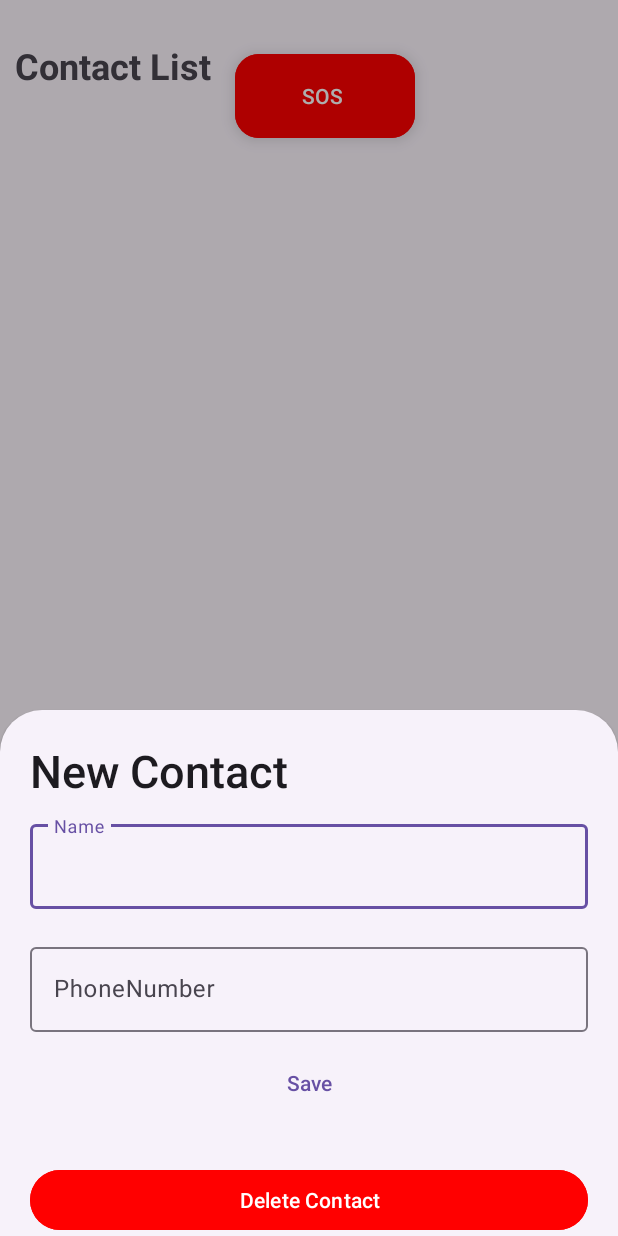
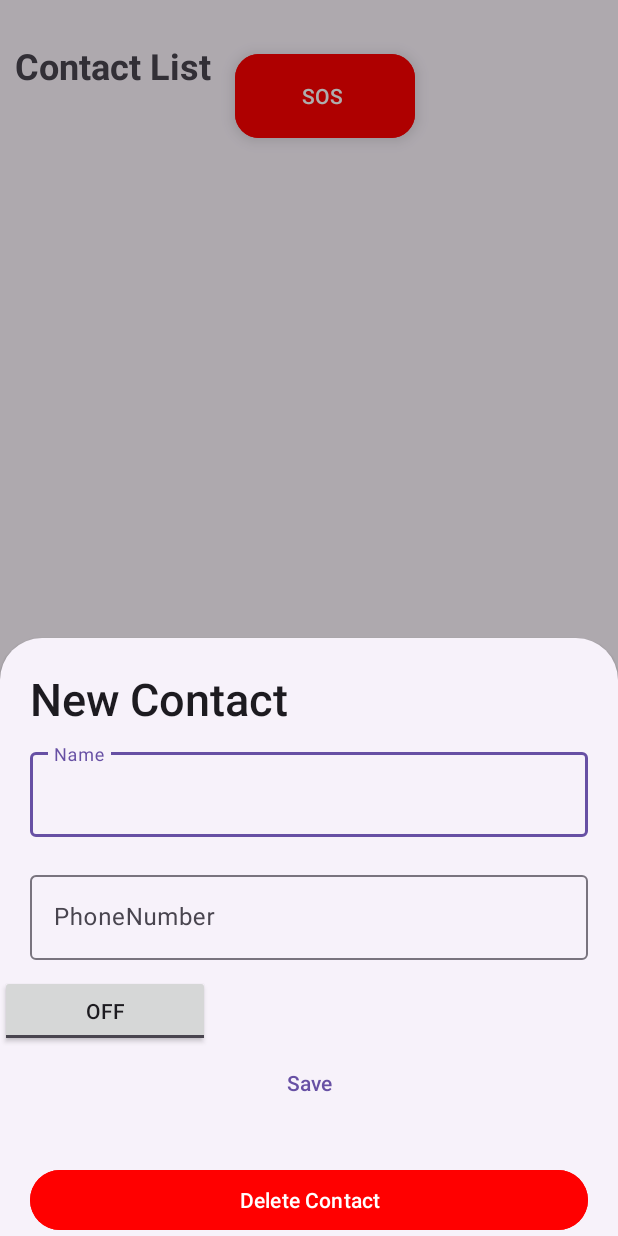
Before and after one commit to samtack045/NightGuide, an Android app: the screen it shows after launch (MainActivity), after a tap on "New", on a phone screen of 412 x 824 dp. Run offline under Robolectric (Android 15) with nearby library versions, the phone set to English and light mode, and no system bars; our stand-ins replace Room's generated code.

Commit message:
notifies contacts when stray from route

```diff
--- a/app/src/main/java/com/example/ng/ContactItem.kt
+++ b/app/src/main/java/com/example/ng/ContactItem.kt
@@ -9,6 +9,7 @@ import java.util.UUID
 class ContactItem(
     @ColumnInfo(name = "name") var name: String,
     @ColumnInfo(name = "number") var num: String,
+    //@ColumnInfo(name = "isEmergencyContact") var isEmergencyContact: Boolean,
     @PrimaryKey(autoGenerate = true) var id: Int = 0
 )
 
--- a/app/src/main/java/com/example/ng/NewContactSheet.kt
+++ b/app/src/main/java/com/example/ng/NewContactSheet.kt
@@ -14,23 +14,28 @@ class NewContactSheet(var contactItem: ContactItem?) : BottomSheetDialogFragment
 
     private lateinit var binding: FragmentNewContactSheetBinding
     private lateinit var contactViewModel: ContactViewModel
+    private var notifyInEmer: Boolean = false
 
     override fun onViewCreated(view: View, savedInstanceState: Bundle?) {
         super.onViewCreated(view, savedInstanceState)
         val activity = requireActivity()
-
-
 
         if (contactItem != null) {
             binding.contactTitle.text = "Edit contact"
             val editable = Editable.Factory.getInstance()
             binding.name.text = editable.newEditable(contactItem!!.name)
             binding.phoneNum.text = editable.newEditable(contactItem!!.num)
+            //binding.isEmergencyContact.isChecked = contactItem!!.isEmergencyContact
+            //notifyInEmer = contactItem!!.isEmergencyContact
         } else {
             binding.contactTitle.text = "New Contact"
         }
 
         contactViewModel = ViewModelProvider(activity)[ContactViewModel::class.java]
+
+//        binding.isEmergencyContact.setOnCheckedChangeListener {_, isChecked ->
+//            notifyInEmer = !notifyInEmer
+//        }
         binding.saveButton.setOnClickListener {
             saveAction()
         }
@@ -58,20 +63,16 @@ class NewContactSheet(var contactItem: ContactItem?) : BottomSheetDialogFragment
 
 
     private fun saveAction() {
-
-
         val name = binding.name.text.toString()
         val num = binding.phoneNum.text.toString()
         if (contactItem == null) {
             val newContact = ContactItem(name, num)
             contactViewModel.addContactItem(newContact)
-
-
         } else {
             contactItem!!.name = name
             contactItem!!.num = num
+            //contactItem!!.isEmergencyContact = notifyInEmer
             contactViewModel.updateContactItem(contactItem!!)
-
         }
 
         binding.name.setText("")
--- a/app/src/main/res/layout/fragment_new_contact_sheet.xml
+++ b/app/src/main/res/layout/fragment_new_contact_sheet.xml
@@ -50,6 +50,12 @@
         </com.google.android.material.textfield.TextInputEditText>
     </com.google.android.material.textfield.TextInputLayout>
 
+    <ToggleButton
+        android:id="@+id/isEmergencyContact"
+        android:layout_width="140dp"
+        android:layout_height="wrap_content"
+        android:text="ToggleButton"/>
+
     <com.google.android.material.button.MaterialButton
         android:id="@+id/saveButton"
         android:layout_width="match_parent"
```
Also changed, not shown: app/src/main/java/com/example/ng/MainActivity.kt (+5 -2 lines), app/src/main/java/com/example/ng/MapsActivity.kt (+33 -9 lines), app/src/main/java/com/example/ng/directionhelpers/PointsParser.kt (+20 -0 lines).
